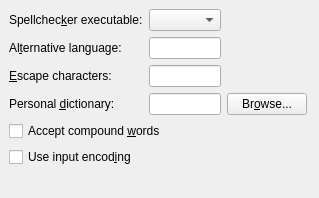
The window that src/frontends/qt4/ui/PrefSpellcheckerUi.ui (rpavlik/lyx-lucid-backport) describes before a commit, drawn with Qt 5.
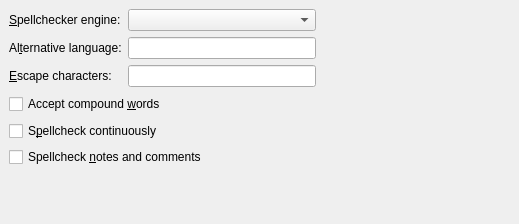
The same window after the commit.

Patch:
```diff
--- a/src/frontends/qt4/ui/PrefSpellcheckerUi.ui
+++ b/src/frontends/qt4/ui/PrefSpellcheckerUi.ui
@@ -5,8 +5,8 @@
    <rect>
     <x>0</x>
     <y>0</y>
-    <width>319</width>
-    <height>198</height>
+    <width>519</width>
+    <height>224</height>
    </rect>
   </property>
   <property name="windowTitle" >
@@ -29,13 +29,56 @@
      </property>
      <property name="sizeHint" >
       <size>
-       <width>20</width>
-       <height>20</height>
+       <width>501</width>
+       <height>21</height>
       </size>
      </property>
     </spacer>
    </item>
-   <item row="3" column="3" >
+   <item row="5" column="0" colspan="2" >
+    <widget class="QCheckBox" name="spellcheckNotesCB" >
+     <property name="toolTip" >
+      <string>If unchecked, notes and comments will be excluded from spell checking</string>
+     </property>
+     <property name="text" >
+      <string>Spellcheck &amp;notes and comments</string>
+     </property>
+    </widget>
+   </item>
+   <item row="0" column="0" >
+    <widget class="QLabel" name="spellcheckerLA" >
+     <property name="text" >
+      <string>&amp;Spellchecker engine:</string>
+     </property>
+     <property name="buddy" >
+      <cstring>altLanguageED</cstring>
+     </property>
+    </widget>
+   </item>
+   <item row="0" column="1" >
+    <widget class="QComboBox" name="spellcheckerCB" />
+   </item>
+   <item row="3" column="0" colspan="2" >
+    <widget class="QCheckBox" name="compoundWordCB" >
+     <property name="toolTip" >
+      <string>Accept words such as "diskdrive"</string>
+     </property>
+     <property name="text" >
+      <string>Accept compound &amp;words</string>
+     </property>
+    </widget>
+   </item>
+   <item row="4" column="0" colspan="2" >
+    <widget class="QCheckBox" name="spellcheckContinuouslyCB" >
+     <property name="toolTip" >
+      <string>Mark misspelled words with a underline.</string>
+     </property>
+     <property name="text" >
+      <string>S&amp;pellcheck continuously</string>
+     </property>
+    </widget>
+   </item>
+   <item row="3" column="2" >
     <spacer>
      <property name="orientation" >
       <enum>Qt::Horizontal</enum>
@@ -51,47 +94,10 @@
      </property>
     </spacer>
    </item>
-   <item row="3" column="2" >
-    <widget class="QPushButton" name="persDictionaryPB" >
-     <property name="text" >
-      <string>Br&amp;owse...</string>
-     </property>
-    </widget>
-   </item>
-   <item row="1" column="0" >
-    <widget class="QLabel" name="altLanguageLA" >
-     <property name="text" >
-      <string>Al&amp;ternative language:</string>
-     </property>
-     <property name="buddy" >
-      <cstring>altLanguageED</cstring>
-     </property>
-    </widget>
-   </item>
    <item row="2" column="1" >
     <widget class="QLineEdit" name="escapeCharactersED" >
      <property name="toolTip" >
-      <string>The characters inserted here are ignored by the spellchecker</string>
-     </property>
-    </widget>
-   </item>
-   <item row="3" column="1" >
-    <widget class="QLineEdit" name="persDictionaryED" >
-     <property name="toolTip" >
-      <string>Specify a personal dictionary file other than the default</string>
-     </property>
-    </widget>
-   </item>
-   <item row="0" column="1" >
-    <widget class="QComboBox" name="spellCommandCO" />
-   </item>
-   <item row="3" column="0" >
-    <widget class="QLabel" name="persDictionaryLA" >
-     <property name="text" >
-      <string>Personal &amp;dictionary:</string>
-     </property>
-     <property name="buddy" >
-      <cstring>persDictionaryED</cstring>
+      <string>The characters inserted here are ignored by the spellchecker. </string>
      </property>
     </widget>
    </item>
@@ -105,16 +111,6 @@
      </property>
     </widget>
    </item>
-   <item row="0" column="0" >
-    <widget class="QLabel" name="spellCommandLA" >
-     <property name="text" >
-      <string>Spellchec&amp;ker executable:</string>
-     </property>
-     <property name="buddy" >
-      <cstring>spellCommandCO</cstring>
-     </property>
-    </widget>
-   </item>
    <item row="1" column="1" >
     <widget class="QLineEdit" name="altLanguageED" >
      <property name="toolTip" >
@@ -122,20 +118,13 @@
      </property>
     </widget>
    </item>
-   <item row="5" column="0" colspan="3" >
-    <widget class="QCheckBox" name="inputEncodingCB" >
+   <item row="1" column="0" >
+    <widget class="QLabel" name="altLanguageLA" >
      <property name="text" >
-      <string>Use input encod&amp;ing</string>
+      <string>Al&amp;ternative language:</string>
      </property>
-    </widget>
-   </item>
-   <item row="4" column="0" colspan="3" >
-    <widget class="QCheckBox" name="compoundWordCB" >
-     <property name="toolTip" >
-      <string>Accept words such as "diskdrive"</string>
-     </property>
-     <property name="text" >
-      <string>Accept compound &amp;words</string>
+     <property name="buddy" >
+      <cstring>altLanguageED</cstring>
      </property>
     </widget>
    </item>
```
Left out of the diff: 4 changed lines with no effect on the pictures.
